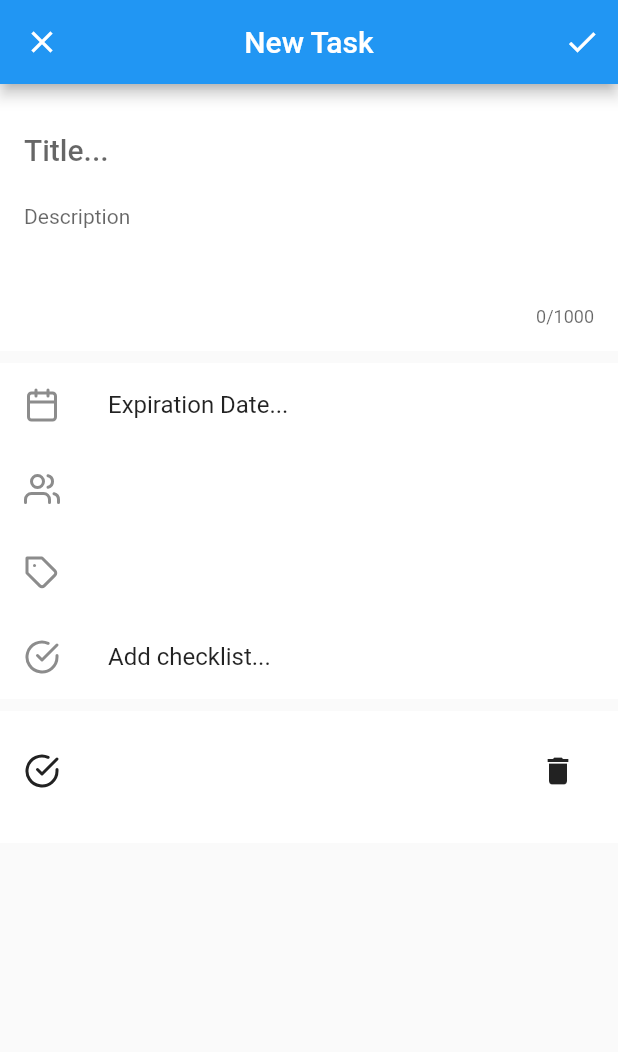
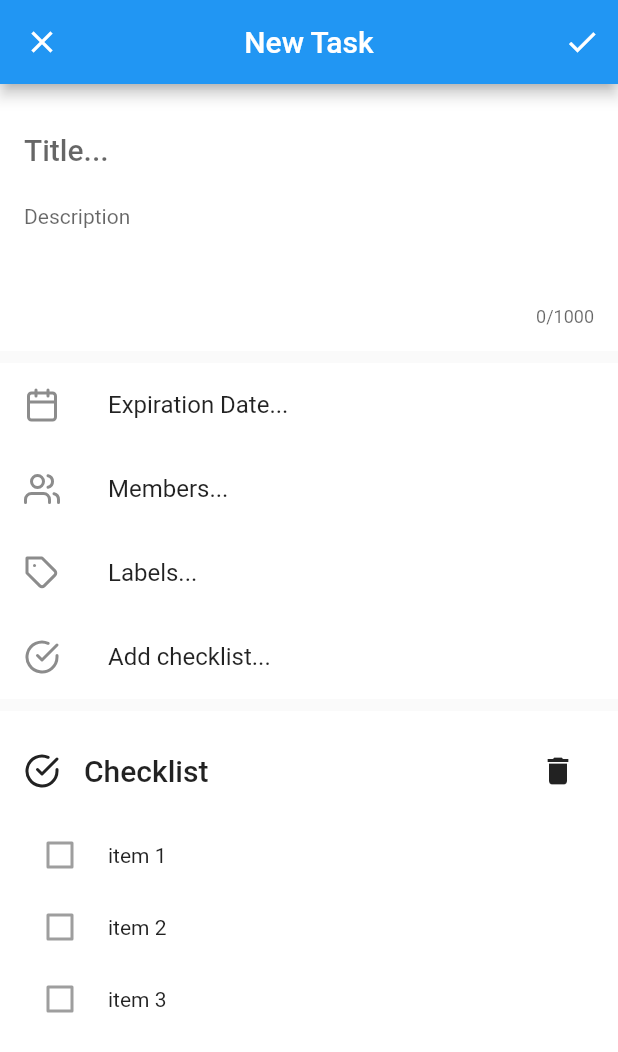
Before and after one commit to Supercaly/esame-aspdm, a Flutter app: the TaskFormPageScaffold screen opened directly, after a tap on "Add checklist...", on a phone screen of 412 x 824 dp. Shown: the top 1052 px of the screen. Run offline on Flutter 3.47's test engine with Material 2 defaults, Android fonts, the phone set to English and light mode, and no system bars; drawn by our look-alikes of loading_overlay; our stand-ins replace connectivity, dio, equatable, flutter_bloc, flutter_feather_icons, get_it and 2 more; accounts and stored records are empty; generated files the repository leaves out were written again; statements that could not run were skipped.

Commit message:
Fix empty actions text when the data is empty and not null

```diff
--- a/lib/presentation/pages/task_form_page.dart
+++ b/lib/presentation/pages/task_form_page.dart
@@ -1,6 +1,7 @@
 import 'package:aspdm_project/application/bloc/task_form_bloc.dart';
 import 'package:aspdm_project/domain/entities/label.dart';
 import 'package:aspdm_project/domain/entities/user.dart';
+import 'package:aspdm_project/domain/values/task_values.dart';
 import 'package:aspdm_project/domain/values/unique_id.dart';
 import 'package:aspdm_project/domain/values/user_values.dart';
 import 'package:aspdm_project/locator.dart';
@@ -109,7 +110,8 @@ class _TaskFormPageScaffoldState extends State<TaskFormPageScaffold> {
                             p.taskPrimitive.members != c.taskPrimitive.members,
                         builder: (context, state) => ListTile(
                           leading: Icon(FeatherIcons.users),
-                          title: (state.taskPrimitive.members != null)
+                          title: (state.taskPrimitive.members != null &&
+                                  state.taskPrimitive.members.isNotEmpty)
                               ? Wrap(
                                   spacing: 8.0,
                                   runSpacing: 4.0,
@@ -121,6 +123,7 @@ class _TaskFormPageScaffoldState extends State<TaskFormPageScaffold> {
                                       .toList())
                               : Text("Members..."),
                           onTap: () {
+                            // TODO: Implement user picker dialog
                             context.read<TaskFormBloc>().membersChanged([
                               User(UniqueId("user1"), UserName("Jonny"),
                                   EmailAddress("aa@bb.com"), Colors.red),
@@ -135,7 +138,8 @@ class _TaskFormPageScaffoldState extends State<TaskFormPageScaffold> {
                       BlocBuilder<TaskFormBloc, TaskFormState>(
                         builder: (context, state) => ListTile(
                           leading: Icon(FeatherIcons.tag),
-                          title: (state.taskPrimitive.labels != null)
+                          title: (state.taskPrimitive.labels != null &&
+                                  state.taskPrimitive.labels.isNotEmpty)
                               ? Wrap(
                                   spacing: 8.0,
                                   runSpacing: 4.0,
@@ -145,6 +149,7 @@ class _TaskFormPageScaffoldState extends State<TaskFormPageScaffold> {
                                 )
                               : Text("Labels..."),
                           onTap: () {
+                            // TODO: Implement label picker dialog
                             context.read<TaskFormBloc>().labelsChanged([
                               Label(UniqueId("label 1"), Colors.yellow,
                                   "label 1"),
@@ -160,9 +165,17 @@ class _TaskFormPageScaffoldState extends State<TaskFormPageScaffold> {
                         leading: Icon(FeatherIcons.checkCircle),
                         title: Text("Add checklist..."),
                         onTap: () {
+                          // TODO: Implement new checklist dialog
                           context
                               .read<TaskFormBloc>()
-                              .addChecklist(ChecklistPrimitive.empty());
+                              .addChecklist(ChecklistPrimitive(
+                                title: ItemText("Checklist"),
+                                items: [
+                                  ItemText("item 1"),
+                                  ItemText("item 2"),
+                                  ItemText("item 3"),
+                                ],
+                              ));
                         },
                       )
                     ],
```
